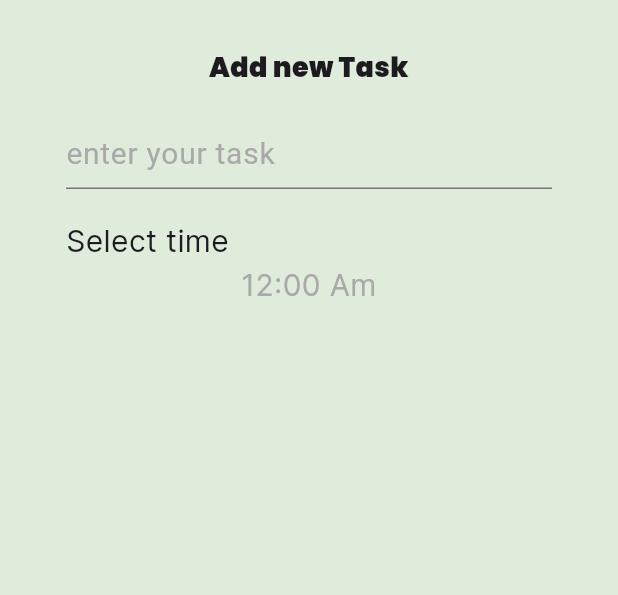
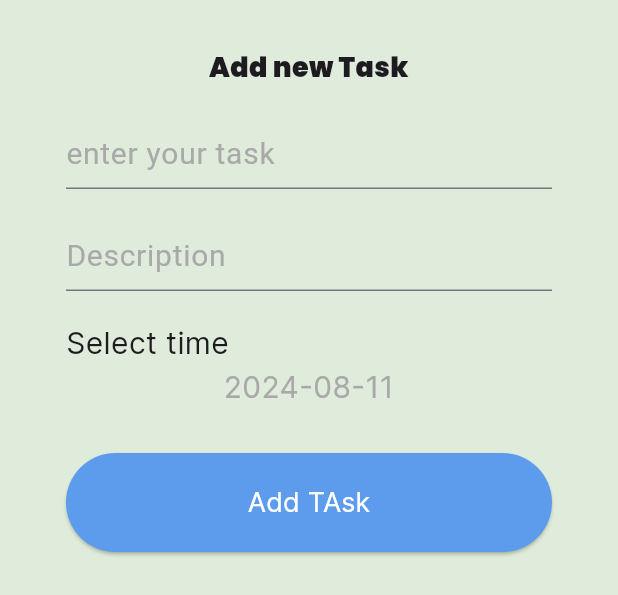
Before and after one commit to mohamedmagdi6/to-do-app, a Flutter app: the AddTaskBootomSheet widget shown alone on an empty page, opened directly, on a phone screen of 412 x 824 dp. Shown: the top 595 px of the screen. Run offline on Flutter 3.47's test engine with Material 3 defaults, Android fonts, the phone set to English and light mode, and no system bars; our stand-ins replace calendar_timeline, cloud_firestore, firebase_core, flutter_slidable; missing offline and left inert: dart:ffi; accounts and stored records are empty; Roboto replaces fonts that are missing (Poppins-Medium).

Commit message:
adding custom button to bottomSheet and doing datePicker

```diff
--- a/lib/widgets/add_task_bottom_sheet.dart
+++ b/lib/widgets/add_task_bottom_sheet.dart
@@ -1,14 +1,27 @@
 import 'package:flutter/material.dart';
-import 'package:flutter/widgets.dart';
+import 'package:to_do_app/constants/color_constant.dart';
+import 'package:to_do_app/widgets/custom_button.dart';
 import 'package:to_do_app/widgets/custom_text_field.dart';
 
-class AddTaskBootomSheet extends StatelessWidget {
+class AddTaskBootomSheet extends StatefulWidget {
   const AddTaskBootomSheet({super.key});
 
+  @override
+  State<AddTaskBootomSheet> createState() => _AddTaskBootomSheetState();
+}
+
+class _AddTaskBootomSheetState extends State<AddTaskBootomSheet> {
+  final TextEditingController titleController = TextEditingController();
+  final TextEditingController subTitleController = TextEditingController();
+  final formKey = GlobalKey<FormState>();
+
+  DateTime selectionDate = DateTime.now();
   @override
   Widget build(BuildContext context) {
     return Padding(
       padding: const EdgeInsets.only(top: 32, left: 44, right: 44),
+      child: Form(
+        key: formKey,
         child: Column(
           mainAxisSize: MainAxisSize.min,
           crossAxisAlignment: CrossAxisAlignment.stretch,
@@ -26,7 +39,26 @@ class AddTaskBootomSheet extends StatelessWidget {
               height: 20,
             ),
             CustomTextField(
+              controller: titleController,
+              validator: (value) {
+                if (value!.isEmpty) {
+                  return 'Please enter some text';
+                }
+              },
               hintText: 'enter your task',
+              color: Color(0xFFA9A9A9),
+            ),
+            SizedBox(
+              height: 20,
+            ),
+            CustomTextField(
+              controller: subTitleController,
+              validator: (value) {
+                if (value!.isEmpty) {
+                  return 'Please enter some text';
+                }
+              },
+              hintText: 'Description',
               color: Color(0xFFA9A9A9),
             ),
             SizedBox(
@@ -40,8 +72,31 @@ class AddTaskBootomSheet extends StatelessWidget {
                 fontSize: 20,
               ),
             ),
-          Text(
-            '12:00 Am',
+            InkWell(
+              onTap: () async {
+                DateTime? chosenDate = await showDatePicker(
+                  context: context,
+                  firstDate: DateTime.now(),
+                  lastDate: DateTime.now().add(
+                    Duration(days: 365),
+                  ),
+                  initialDate: selectionDate,
+                  builder: (context, child) {
+                    return Theme(
+                        data: ThemeData.light().copyWith(
+                            colorScheme: ColorScheme.light(
+                          primary: primaryColor,
+                        )),
+                        child: child!);
+                  },
+                );
+                if (chosenDate != null) {
+                  selectionDate = chosenDate;
+                  setState(() {});
+                }
+              },
+              child: Text(
+                selectionDate.toString().substring(0, 10),
                 textAlign: TextAlign.center,
                 style: TextStyle(
                     fontFamily: 'Inter',
@@ -49,11 +104,23 @@ class AddTaskBootomSheet extends StatelessWidget {
                     fontSize: 20,
                     color: Color(0xFFA9A9A9)),
               ),
+            ),
+            SizedBox(
+              height: 30,
+            ),
+            customButton(
+              buttonName: 'Add TAsk',
+              color: primaryColor,
+              onPressed: () {
+                if (formKey.currentState!.validate()) {}
+              },
+            ),
             SizedBox(
               height: 30,
             )
           ],
         ),
+      ),
     );
   }
 }
--- a/lib/widgets/custom_text_field.dart
+++ b/lib/widgets/custom_text_field.dart
@@ -2,13 +2,18 @@ import 'package:flutter/material.dart';
 
 // ignore: must_be_immutable
 class CustomTextField extends StatelessWidget {
-  CustomTextField({required this.hintText, this.color});
+  CustomTextField(
+      {required this.hintText, this.color, this.validator, this.controller});
   String hintText;
   Color? color;
+  final String? Function(String?)? validator;
+  TextEditingController? controller;
 
   @override
   Widget build(BuildContext context) {
-    return TextField(
+    return TextFormField(
+      controller: controller,
+      validator: validator,
       decoration: InputDecoration(
         focusedBorder: UnderlineInputBorder(
             borderSide: BorderSide(
```
Lines whose indentation alone changed are shown as unchanged.
